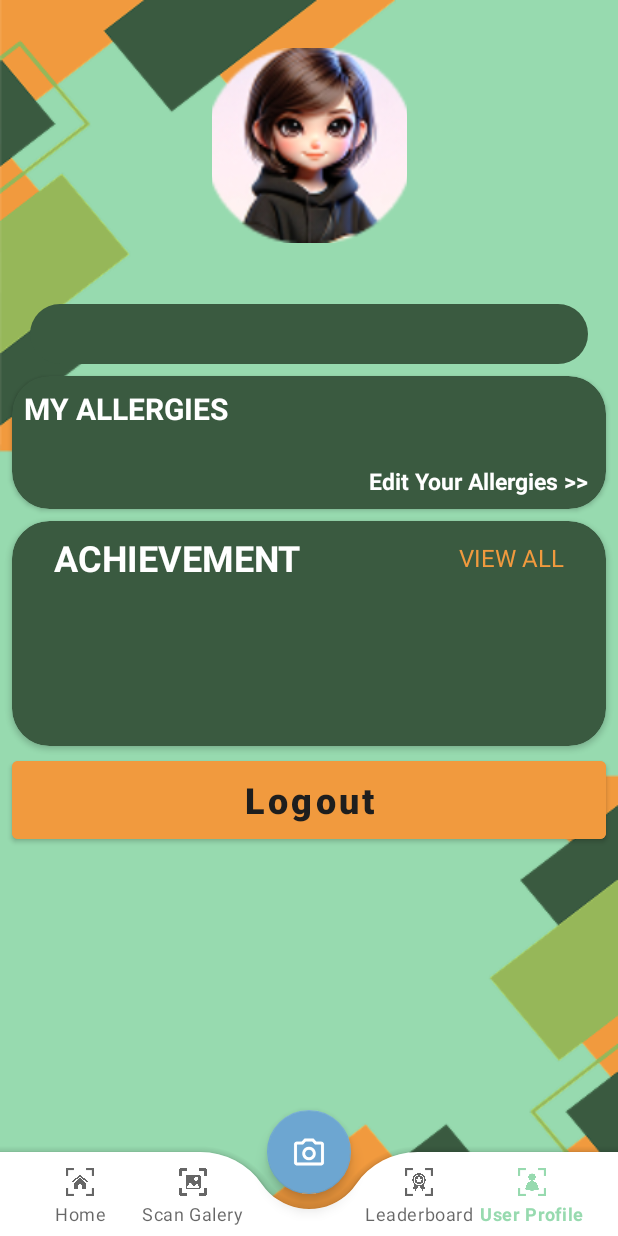
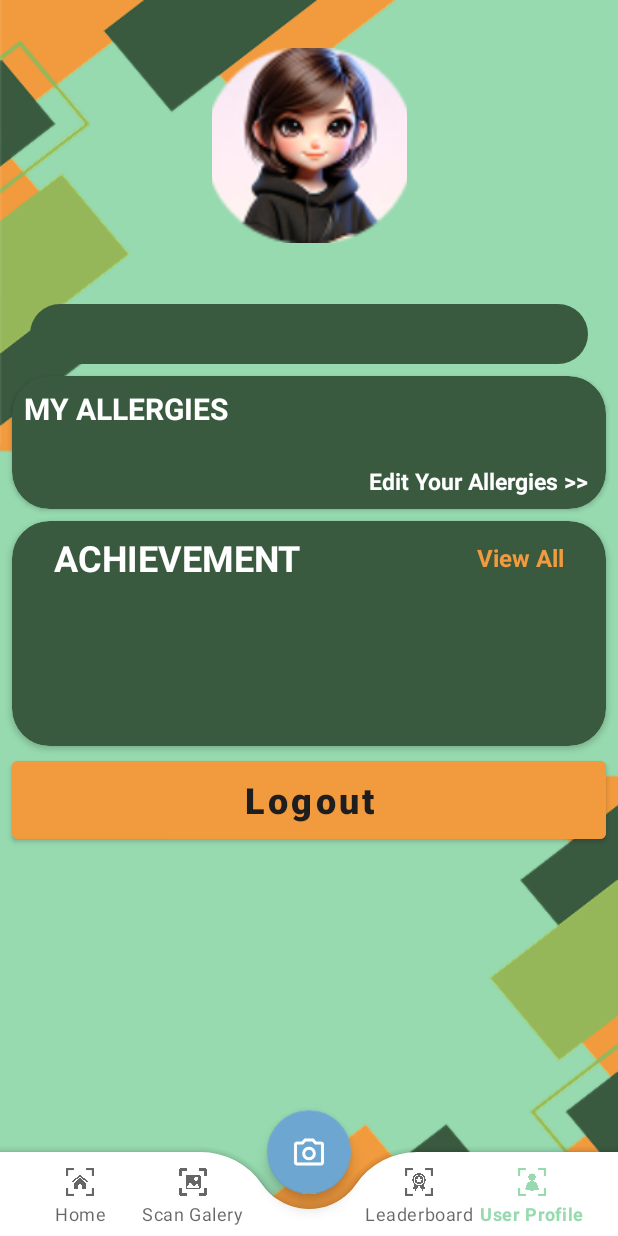
Before and after one commit to RezonHaGun/Foodlergic_Gamification_UI-UX_Kotlin, an Android app: the UserProfileFragment screen opened through its navigation route, on a phone screen of 412 x 824 dp. Run offline under Robolectric (Android 15) with nearby library versions, the phone set to English and light mode, and no system bars; our stand-ins replace Dagger/Hilt's generated code, Firebase (no records; nobody signed in at launch, a user with empty details on screens opened directly), navigation-ui; 1 statement that could not run was skipped.

Commit message:
ini revisi

```diff
--- a/app/src/main/res/layout/fragment_user_profile.xml
+++ b/app/src/main/res/layout/fragment_user_profile.xml
@@ -179,7 +179,8 @@
                     android:layout_width="0dp"
                     android:layout_height="wrap_content"
                     android:text="View All"
-                    android:textAllCaps="true"
+                    android:textAllCaps="false"
+                    android:textStyle="bold"
                     android:textColor="@color/color_button"
                     android:textSize="16sp"
                     app:layout_constraintBottom_toBottomOf="@id/tvAchievementText"
```
